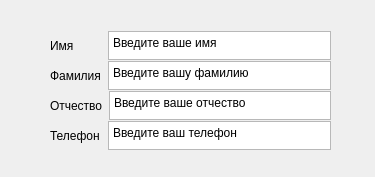
Qt form scripts/Homework/Practice1/e_profile_card/Form1.ui (SofiaStepanenkoA/DevPyQt) before a commit.
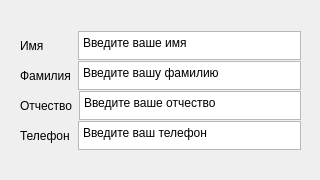
The same form after that commit.

What changed in the file:
```diff
--- a/scripts/Homework/Practice1/e_profile_card/Form1.ui
+++ b/scripts/Homework/Practice1/e_profile_card/Form1.ui
@@ -6,17 +6,29 @@
    <rect>
     <x>0</x>
     <y>0</y>
-    <width>375</width>
-    <height>177</height>
+    <width>320</width>
+    <height>180</height>
    </rect>
   </property>
+  <property name="minimumSize">
+   <size>
+    <width>320</width>
+    <height>180</height>
+   </size>
+  </property>
+  <property name="maximumSize">
+   <size>
+    <width>320</width>
+    <height>180</height>
+   </size>
+  </property>
   <property name="windowTitle">
    <string>Form</string>
   </property>
   <widget class="QWidget" name="horizontalLayoutWidget_3">
    <property name="geometry">
     <rect>
-     <x>50</x>
+     <x>20</x>
      <y>90</y>
      <width>281</width>
      <height>31</height>
@@ -48,7 +60,7 @@
   <widget class="QWidget" name="horizontalLayoutWidget_4">
    <property name="geometry">
     <rect>
-     <x>50</x>
+     <x>20</x>
      <y>120</y>
      <width>281</width>
      <height>31</height>
@@ -80,7 +92,7 @@
   <widget class="QWidget" name="horizontalLayoutWidget_5">
    <property name="geometry">
     <rect>
-     <x>50</x>
+     <x>20</x>
      <y>60</y>
      <width>281</width>
      <height>31</height>
@@ -112,7 +124,7 @@
   <widget class="QWidget" name="horizontalLayoutWidget_6">
    <property name="geometry">
     <rect>
-     <x>50</x>
+     <x>20</x>
      <y>30</y>
      <width>281</width>
      <height>31</height>
```
